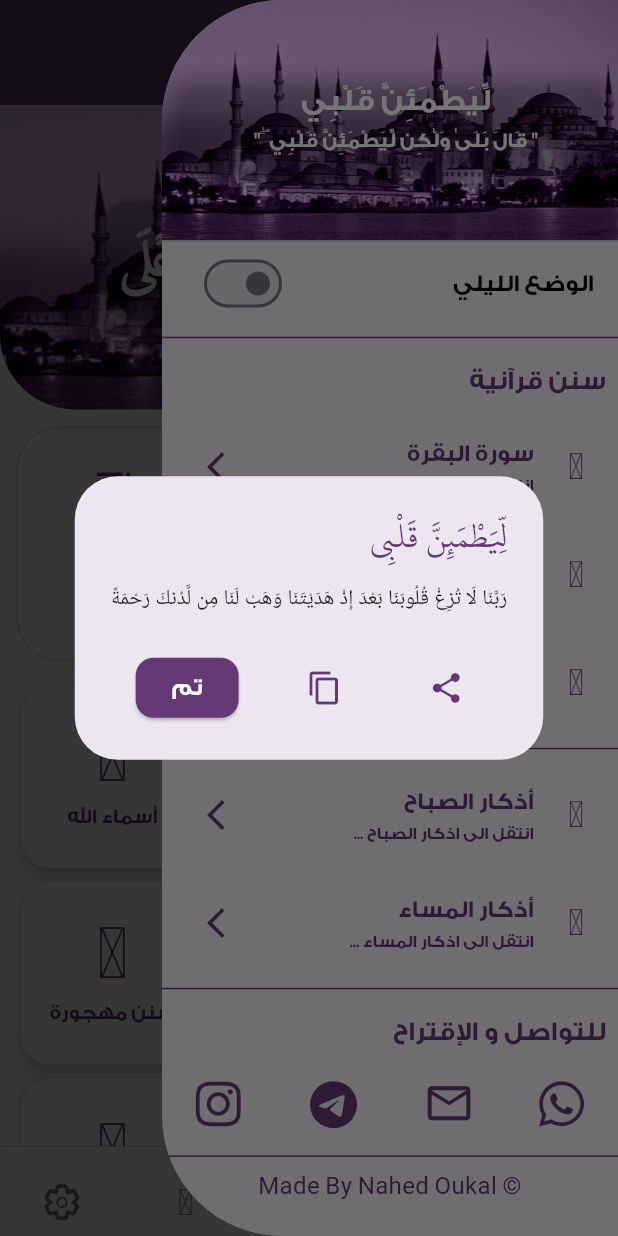
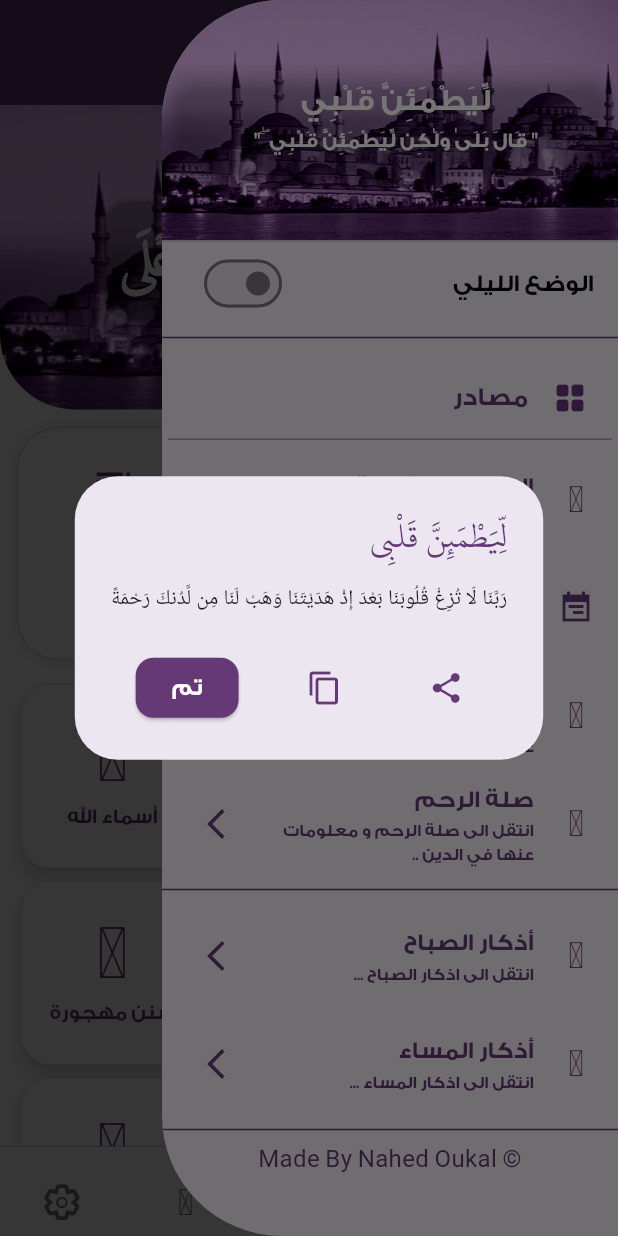
Before and after one commit to Nahed2000/nahed-azkar, a Flutter app: the screen it shows after launch, with the side drawer open, on a phone screen of 412 x 824 dp. Run offline on Flutter 3.47's test engine with Material 3 defaults, Android fonts, the phone set to English and light mode, and no system bars; drawn by our look-alikes of curved_navigation_bar; our stand-ins replace adhan, audioplayers, connectivity_plus, flutter_bloc, flutter_colorpicker, flutter_local_notifications and 9 more; missing offline and left inert: flutter_islamic_icons, flutter_qiblah, media_cache_manager, quran; accounts and stored records are empty.

Commit message:
new drawer

```diff
--- a/lib/screen/drawer/drawer_screen.dart
+++ b/lib/screen/drawer/drawer_screen.dart
@@ -1,16 +1,19 @@
 import 'package:flutter/material.dart';
 import 'package:flutter_bloc/flutter_bloc.dart';
+import 'package:flutter_islamic_icons/flutter_islamic_icons.dart';
 import 'package:flutter_screenutil/flutter_screenutil.dart';
 import 'package:nahed_azkar/services/constant.dart';
 import 'package:nahed_azkar/utils/helpers.dart';
-import 'package:nahed_azkar/widget/drawer/azkar_drawer.dart';
 import 'package:nahed_azkar/widget/drawer/custom_header_drawer.dart';
-
+import 'package:nahed_azkar/widget/drawer/item_drawer.dart';
+import 'package:nahed_azkar/widget/settings/msader_setting.dart';
 import '../../cubit/home_cubit/home_cubit.dart';
 import '../../cubit/home_cubit/home_state.dart';
-import '../../widget/drawer/quran_drawer.dart';
-import '../../widget/drawer/social_media_drawer.dart';
-import '../../widget/drawer/text_drawer.dart';
+import '../../data/azkar.dart';
+import '../home/al_azkar/azkar_list.dart';
+import '../home/my_azkar/azkary.dart';
+import '../home/pray_of_mohammed.dart';
+import '../settings/aya_saved_screen.dart';
 
 class DrawerScreen extends StatelessWidget with Helpers {
   DrawerScreen({super.key});
@@ -43,31 +46,46 @@ class DrawerScreen extends StatelessWidget with Helpers {
                       style: TextStyle(
                           fontFamily: 'ggess', color: MyConstant.kBlack))),
               Divider(color: MyConstant.kPrimary),
-              const TextDrawer(text: 'سنن قرآنية'),
-              const QuranDrawer(
-                  title: 'سورة البقرة',
-                  subtitle: 'انتقل الى قراءة سورة البقرة',
-                  index: 2),
-              const QuranDrawer(
-                  title: 'سورة الكهف',
-                  subtitle: 'انتقل الى قراءة سورة الكهف',
-                  index: 18),
-              const QuranDrawer(
-                  title: 'سورة الملك',
-                  subtitle: 'انتقل الى قراءة سورة الملك',
-                  index: 67),
+              MasaderSetting(),
+              const ItemDrawer(
+                title: 'الايات المحفوظة',
+                iconData: FlutterIslamicIcons.quran2,
+                screen: AyaSavedScreen(),
+                subtitle: 'انتقل الى الايات المحفوظة',
+              ),
+              const ItemDrawer(
+                title: 'أذكاري الخاصة',
+                iconData: Icons.event_note_sharp,
+                screen: Azkary(),
+                subtitle: 'انتقل الى الأذكار الخاصة بك',
+              ),
+              const ItemDrawer(
+                title: 'صلاوات',
+                iconData: FlutterIslamicIcons.solidMohammad,
+                screen: PrayOfMohammedScreen(),
+                subtitle:
+                    'انتقل الى صلاوات على النبي محمد عليه الصلاو و السلام',
+              ),
+              const ItemDrawer(
+                title: 'صلة الرحم',
+                iconData: FlutterIslamicIcons.family,
+                screen: PrayOfMohammedScreen(),
+                subtitle:
+                    'انتقل الى صلة الرحم و معلومات عنها في الدين ..',
+              ),
               Divider(color: MyConstant.kPrimary),
-              const AzkarDrawer(
-                  index: 0,
-                  title: 'أذكار الصباح',
-                  subtitle: 'انتقل الى اذكار الصباح ...'),
-              const AzkarDrawer(
-                  index: 1,
-                  title: 'أذكار المساء',
-                  subtitle: 'انتقل الى اذكار المساء ...'),
-              Divider(color: MyConstant.kPrimary),
-              const TextDrawer(text: 'للتواصل و الإقتراح'),
-              SocialMediaDrawer(),
+              ItemDrawer(
+                screen: AzkarList(dataOfAzkar: DataOfAzkar.azkarItems[0]),
+                title: 'أذكار الصباح',
+                subtitle: 'انتقل الى اذكار الصباح ...',
+                iconData: FlutterIslamicIcons.mohammad,
+              ),
+              ItemDrawer(
+                screen: AzkarList(dataOfAzkar: DataOfAzkar.azkarItems[1]),
+                title: 'أذكار المساء',
+                subtitle: 'انتقل الى اذكار المساء ...',
+                iconData: FlutterIslamicIcons.mohammad,
+              ),
               Divider(color: MyConstant.kPrimary),
               Text(
                 'Made By Nahed Oukal ©',
--- a/lib/widget/app/item.dart
+++ b/lib/widget/app/item.dart
@@ -9,32 +9,27 @@ class ItemsScreen extends StatelessWidget {
 
   @override
   Widget build(BuildContext context) {
-    return SizedBox(
-      height: 100.h,
-      child: Card(
-        elevation: 6,
+    return Card(
+      elevation: 8,
       shadowColor: Colors.grey.shade100,
       color: MyConstant.kWhite,
       clipBehavior: Clip.antiAlias,
       shape: RoundedRectangleBorder(
-          borderRadius: BorderRadius.circular(22.h),
-          side: BorderSide(
-            color: MyConstant.kPrimary,
-            width: 0.2,
-          ),
+        borderRadius: BorderRadius.circular(20.h),
       ),
       child: Center(
         child: Padding(
-            padding: EdgeInsets.all(8.0.w),
+          padding: const EdgeInsets.symmetric(vertical: 30, horizontal: 15),
           child: Text(
             text,
-              style: TextStyle(fontFamily: 'ggess',
+            style: TextStyle(
+              fontFamily: 'ggess',
               fontWeight: FontWeight.bold,
               fontSize: 16.sp,
               color: MyConstant.kPrimary,
+              overflow: TextOverflow.ellipsis
             ),
-              textAlign: TextAlign.center,
-            ),
+            // textAlign: TextAlign.center,
           ),
         ),
       ),
--- a/lib/widget/drawer/azkar_drawer.dart
+++ /dev/null
@@ -1,49 +0,0 @@
-import 'package:flutter/material.dart';
-import 'package:flutter_islamic_icons/flutter_islamic_icons.dart';
-import 'package:flutter_screenutil/flutter_screenutil.dart';
-
-import '../../data/azkar.dart';
-import '../../screen/home/al_azkar/azkar_list.dart';
-import '../../services/constant.dart';
-
-class AzkarDrawer extends StatelessWidget {
-  const AzkarDrawer(
-      {super.key,
-      required this.index,
-      required this.title,
-      required this.subtitle});
-
-  final int index;
-  final String title;
-  final String subtitle;
-
-  @override
-  Widget build(BuildContext context) {
-    return ListTile(
-        onTap: () {
-          Navigator.pop(context);
-          Future.delayed(
-            const Duration(milliseconds: 50),
-            () =>
-
-                Navigator.push(
-                  // ignore: use_build_context_synchronously
-                    context,
-                MaterialPageRoute(
-                    builder: (context) =>
-                        AzkarList(dataOfAzkar: DataOfAzkar.azkarItems[index]))),
-          );
-        },
-        leading:
-            Icon(FlutterIslamicIcons.mohammad, color: MyConstant.kPrimary),
-        trailing:
-            Icon(Icons.arrow_forward_ios_sharp, color: MyConstant.kPrimary),
-        title: Text(title,
-            style: TextStyle(fontFamily: 'ggess',
-                color: MyConstant.kPrimary,
-                fontSize: 14.sp,
-                fontWeight: FontWeight.bold)),
-        subtitle: Text(subtitle,
-            style: TextStyle(fontFamily: 'ggess',color: MyConstant.kPrimary, fontSize: 10.sp)));
-  }
-}
--- /dev/null
+++ b/lib/widget/drawer/item_drawer.dart
@@ -0,0 +1,66 @@
+import 'package:flutter/material.dart';
+import 'package:flutter_screenutil/flutter_screenutil.dart';
+
+import '../../services/constant.dart';
+
+class ItemDrawer extends StatelessWidget {
+  const ItemDrawer({
+    super.key,
+    required this.title,
+    required this.subtitle,
+    required this.iconData,
+    this.screen,
+    this.onPress,
+  });
+
+  final String title;
+  final String subtitle;
+  final IconData iconData;
+  final Widget? screen;
+  final void Function()? onPress;
+
+  @override
+  Widget build(BuildContext context) {
+    return ListTile(
+        onTap: onPress ??
+            () {
+              Navigator.pop(context);
+              Future.delayed(
+                const Duration(milliseconds: 50),
+                () => Navigator.push(
+                  context,
+                  PageRouteBuilder(
+                    pageBuilder: (context, animation, secondaryAnimation) =>
+                        screen ?? const Text("حدث خطا ما"),
+                    transitionsBuilder:
+                        (context, animation, secondaryAnimation, child) {
+                      const begin = Offset(1.0, 0.0);
+                      const end = Offset.zero;
+                      final tween = Tween(begin: begin, end: end);
+                      final offsetAnimation = animation.drive(tween);
+                      return SlideTransition(
+                        position: offsetAnimation,
+                        child: child,
+                      );
+                    },
+                  ),
+                ),
+              );
+            },
+        leading: Icon(iconData, color: MyConstant.kPrimary),
+        trailing:
+            Icon(Icons.arrow_forward_ios_sharp, color: MyConstant.kPrimary),
+        title: Text(title,
+            style: TextStyle(
+                fontFamily: 'ggess',
+                color: MyConstant.kPrimary,
+                fontSize: 14.sp,
+                fontWeight: FontWeight.bold)),
+        subtitle: Text(subtitle,
+            style: TextStyle(
+                fontFamily: 'ggess',
+                color: MyConstant.kPrimary,
+                // overflow: TextOverflow.ellipsis,
+                fontSize: 10.sp)));
+  }
+}
```
Lines whose indentation alone changed are shown as unchanged.
